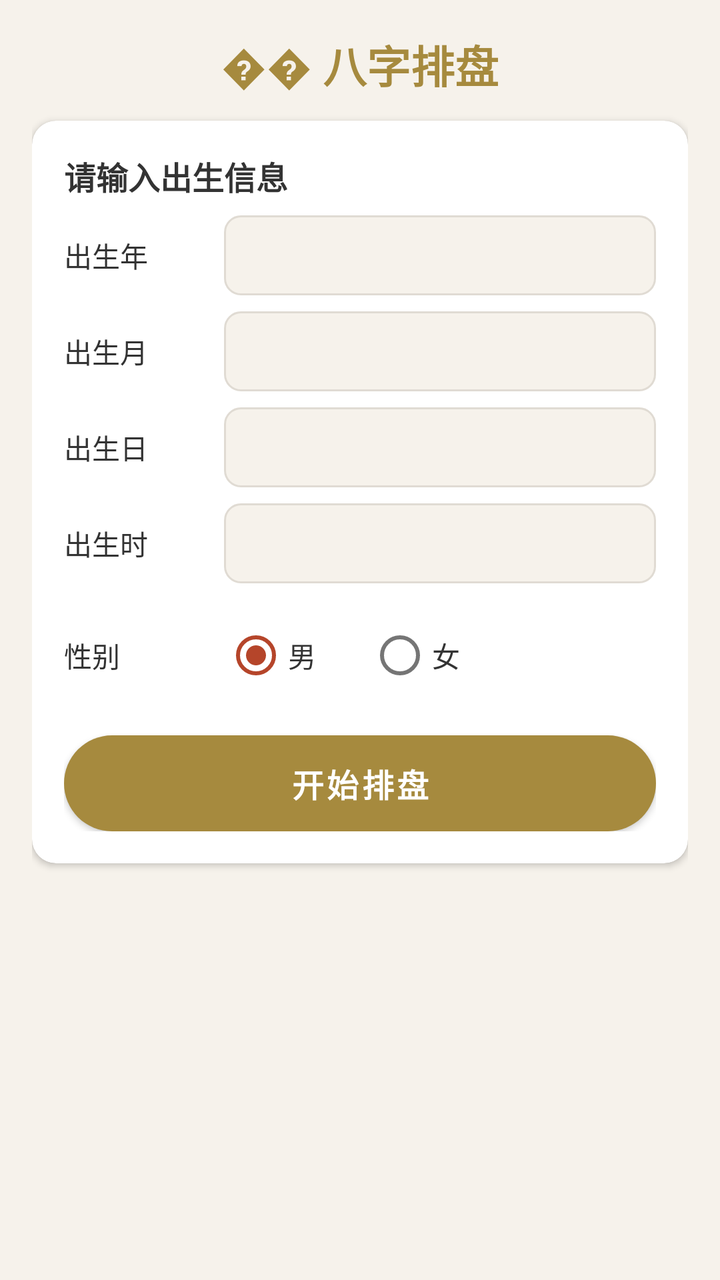
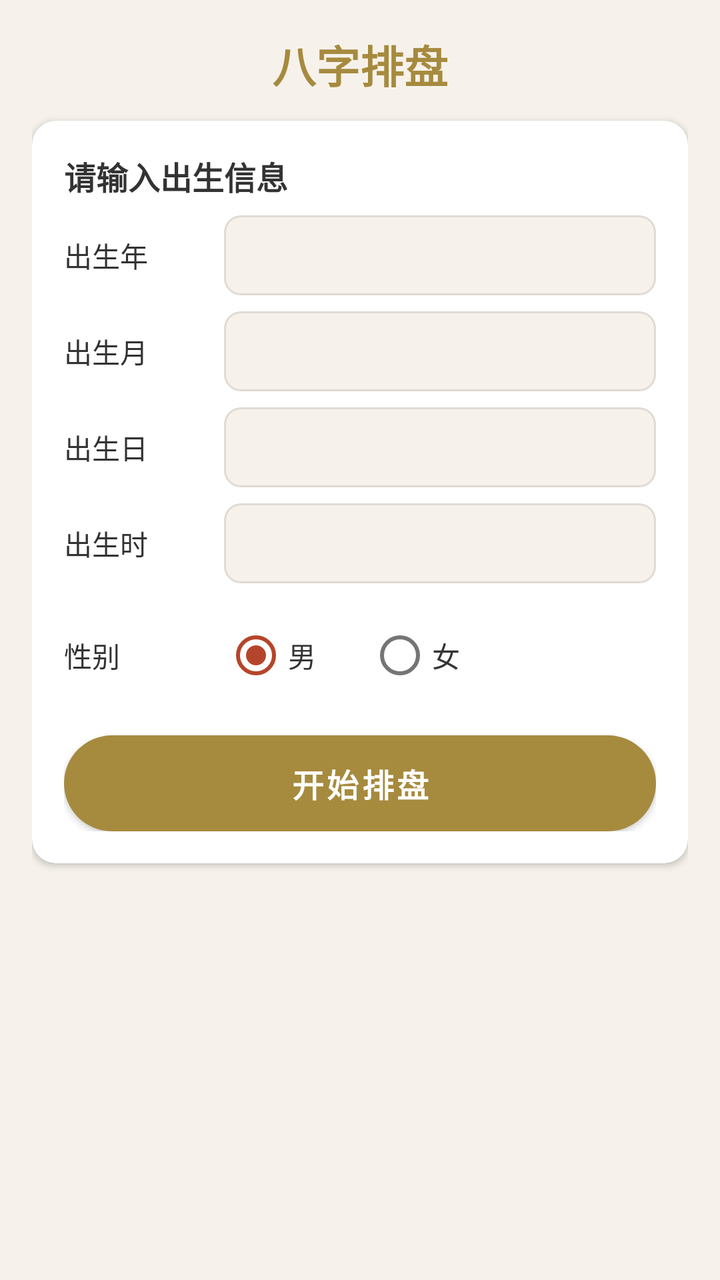

Two renders of the same Android screen: before a commit and after it. Below are the layout's source before the change and the commit's diff.
<!-- AndroidManifest.xml: application theme Theme.YizhaiYiju -->
<!-- res/layout/activity_bazi.xml -->
<?xml version="1.0" encoding="utf-8"?>
<ScrollView xmlns:app="http://schemas.android.com/apk/res-auto" xmlns:android="http://schemas.android.com/apk/res/android"
    android:background="@color/bg_page"
    android:layout_width="match_parent"
    android:layout_height="match_parent">
    <LinearLayout
        android:orientation="vertical"
        android:padding="16dp"
        android:layout_width="match_parent"
        android:layout_height="wrap_content">
        <TextView
            android:textSize="22sp"
            android:textStyle="bold"
            android:textColor="@color/primary"
            android:gravity="center"
            android:paddingBottom="12dp"
            android:layout_width="match_parent"
            android:layout_height="wrap_content"
            android:text="�� 八字排盘"/>
        <androidx.cardview.widget.CardView
            android:layout_width="match_parent"
            android:layout_height="wrap_content"
            android:layout_marginBottom="12dp"
            app:cardBackgroundColor="@color/bg_card"
            app:cardCornerRadius="12dp"
            app:cardElevation="2dp">
            <LinearLayout
                android:orientation="vertical"
                android:padding="16dp"
                android:layout_width="match_parent"
                android:layout_height="wrap_content">
                <TextView
                    android:textSize="16sp"
                    android:textStyle="bold"
                    android:textColor="@color/text_primary"
                    android:paddingBottom="8dp"
                    android:layout_width="wrap_content"
                    android:layout_height="wrap_content"
                    android:text="请输入出生信息"/>
                <LinearLayout
                    android:gravity="center_vertical"
                    android:orientation="horizontal"
                    android:layout_width="match_parent"
                    android:layout_height="wrap_content"
                    android:layout_marginBottom="8dp">
                    <TextView
                        android:textSize="14sp"
                        android:textColor="@color/text_primary"
                        android:layout_width="80dp"
                        android:layout_height="wrap_content"
                        android:text="出生年"/>
                    <Spinner
                        android:id="@+id/sp_year"
                        android:background="@drawable/bg_spinner"
                        android:layout_width="0dp"
                        android:layout_height="40dp"
                        android:layout_weight="1"
                        android:paddingStart="12dp"
                        android:paddingEnd="12dp"/>
                </LinearLayout>
                <LinearLayout
                    android:gravity="center_vertical"
                    android:orientation="horizontal"
                    android:layout_width="match_parent"
                    android:layout_height="wrap_content"
                    android:layout_marginBottom="8dp">
                    <TextView
                        android:textSize="14sp"
                        android:textColor="@color/text_primary"
                        android:layout_width="80dp"
                        android:layout_height="wrap_content"
                        android:text="出生月"/>
                    <Spinner
                        android:id="@+id/sp_month"
                        android:background="@drawable/bg_spinner"
                        android:layout_width="0dp"
                        android:layout_height="40dp"
                        android:layout_weight="1"
                        android:paddingStart="12dp"
                        android:paddingEnd="12dp"/>
                </LinearLayout>
                <LinearLayout
                    android:gravity="center_vertical"
                    android:orientation="horizontal"
                    android:layout_width="match_parent"
                    android:layout_height="wrap_content"
                    android:layout_marginBottom="8dp">
                    <TextView
                        android:textSize="14sp"
                        android:textColor="@color/text_primary"
                        android:layout_width="80dp"
                        android:layout_height="wrap_content"
                        android:text="出生日"/>
                    <Spinner
                        android:id="@+id/sp_day"
                        android:background="@drawable/bg_spinner"
                        android:layout_width="0dp"
                        android:layout_height="40dp"
                        android:layout_weight="1"
                        android:paddingStart="12dp"
                        android:paddingEnd="12dp"/>
                </LinearLayout>
                <LinearLayout
                    android:gravity="center_vertical"
                    android:orientation="horizontal"
                    android:layout_width="match_parent"
                    android:layout_height="wrap_content"
                    android:layout_marginBottom="12dp">
                    <TextView
                        android:textSize="14sp"
                        android:textColor="@color/text_primary"
                        android:layout_width="80dp"
                        android:layout_height="wrap_content"
                        android:text="出生时"/>
                    <Spinner
                        android:id="@+id/sp_hour"
                        android:background="@drawable/bg_spinner"
                        android:layout_width="0dp"
                        android:layout_height="40dp"
                        android:layout_weight="1"
                        android:paddingStart="12dp"
                        android:paddingEnd="12dp"/>
                </LinearLayout>
                <LinearLayout
                    android:gravity="center_vertical"
                    android:orientation="horizontal"
                    android:layout_width="match_parent"
                    android:layout_height="wrap_content"
                    android:layout_marginBottom="16dp">
                    <TextView
                        android:textSize="14sp"
                        android:textColor="@color/text_primary"
                        android:layout_width="80dp"
                        android:layout_height="wrap_content"
                        android:text="性别"/>
                    <RadioGroup
                        android:orientation="horizontal"
                        android:id="@+id/rg_gender"
                        android:layout_width="wrap_content"
                        android:layout_height="wrap_content">
                        <RadioButton
                            android:textColor="@color/text_primary"
                            android:id="@+id/rb_male"
                            android:layout_width="wrap_content"
                            android:layout_height="wrap_content"
                            android:checked="true"
                            android:text="男"/>
                        <RadioButton
                            android:textColor="@color/text_primary"
                            android:id="@+id/rb_female"
                            android:layout_width="wrap_content"
                            android:layout_height="wrap_content"
                            android:text="女"
                            android:layout_marginStart="24dp"/>
                    </RadioGroup>
                </LinearLayout>
                <Button
                    android:textSize="16sp"
                    android:textStyle="bold"
                    android:textColor="#ffffff"
                    android:id="@+id/btn_calc"
                    android:background="@drawable/bg_gold_button"
                    android:layout_width="match_parent"
                    android:layout_height="48dp"
                    android:text="开始排盘"/>
            </LinearLayout>
        </androidx.cardview.widget.CardView>
        <LinearLayout
            android:orientation="vertical"
            android:id="@+id/result_container"
            android:visibility="gone"
            android:layout_width="match_parent"
            android:layout_height="wrap_content">
            <androidx.cardview.widget.CardView
                android:layout_width="match_parent"
                android:layout_height="wrap_content"
                android:layout_marginBottom="12dp"
                app:cardBackgroundColor="@color/bg_card"
                app:cardCornerRadius="12dp"
                app:cardElevation="2dp">
                <LinearLayout
                    android:orientation="vertical"
                    android:padding="16dp"
                    android:layout_width="match_parent"
                    android:layout_height="wrap_content">
                    <TextView
                        android:textSize="16sp"
                        android:textStyle="bold"
                        android:textColor="@color/primary"
                        android:paddingBottom="8dp"
                        android:layout_width="wrap_content"
                        android:layout_height="wrap_content"
                        android:text="�� 四柱八字"/>
                    <LinearLayout
                        android:orientation="horizontal"
                        android:layout_width="match_parent"
                        android:layout_height="wrap_content">
                        <TextView
                            android:textSize="12sp"
                            android:textColor="@color/text_secondary"
                            android:gravity="center"
                            android:layout_width="0dp"
                            android:layout_height="wrap_content"
                            android:text="年柱"
                            android:layout_weight="1"/>
                        <TextView
                            android:textSize="12sp"
                            android:textColor="@color/text_secondary"
                            android:gravity="center"
                            android:layout_width="0dp"
                            android:layout_height="wrap_content"
                            android:text="月柱"
                            android:layout_weight="1"/>
                        <TextView
                            android:textSize="12sp"
                            android:textColor="@color/text_secondary"
                            android:gravity="center"
                            android:layout_width="0dp"
                            android:layout_height="wrap_content"
                            android:text="日柱"
                            android:layout_weight="1"/>
                        <TextView
                            android:textSize="12sp"
                            android:textColor="@color/text_secondary"
                            android:gravity="center"
                            android:layout_width="0dp"
                            android:layout_height="wrap_content"
                            android:text="时柱"
                            android:layout_weight="1"/>
                    </LinearLayout>
                    <LinearLayout
                        android:orientation="horizontal"
                        android:paddingTop="4dp"
                        android:paddingBottom="4dp"
                        android:layout_width="match_parent"
                        android:layout_height="wrap_content">
                        <TextView
                            android:textSize="22sp"
                            android:textStyle="bold"
                            android:textColor="@color/accent"
                            android:gravity="center"
                            android:id="@+id/tv_year_stem"
                            android:layout_width="0dp"
                            android:layout_height="wrap_content"
                            android:layout_weight="1"/>
                        <TextView
                            android:textSize="22sp"
                            android:textStyle="bold"
                            android:textColor="@color/accent"
                            android:gravity="center"
                            android:id="@+id/tv_month_stem"
                            android:layout_width="0dp"
                            android:layout_height="wrap_content"
                            android:layout_weight="1"/>
                        <TextView
                            android:textSize="22sp"
                            android:textStyle="bold"
                            android:textColor="@color/accent"
                            android:gravity="center"
                            android:id="@+id/tv_day_stem"
                            android:layout_width="0dp"
                            android:layout_height="wrap_content"
                            android:layout_weight="1"/>
                        <TextView
                            android:textSize="22sp"
                            android:textStyle="bold"
                            android:textColor="@color/accent"
                            android:gravity="center"
                            android:id="@+id/tv_hour_stem"
                            android:layout_width="0dp"
                            android:layout_height="wrap_content"
                            android:layout_weight="1"/>
                    </LinearLayout>
                    <LinearLayout
                        android:orientation="horizontal"
                        android:paddingBottom="8dp"
                        android:layout_width="match_parent"
                        android:layout_height="wrap_content">
                        <TextView
                            android:textSize="22sp"
                            android:textStyle="bold"
                            android:textColor="@color/primary"
                            android:gravity="center"
                            android:id="@+id/tv_year_branch"
                            android:layout_width="0dp"
                            android:layout_height="wrap_content"
                            android:layout_weight="1"/>
                        <TextView
                            android:textSize="22sp"
                            android:textStyle="bold"
                            android:textColor="@color/primary"
                            android:gravity="center"
                            android:id="@+id/tv_month_branch"
                            android:layout_width="0dp"
                            android:layout_height="wrap_content"
                            android:layout_weight="1"/>
                        <TextView
                            android:textSize="22sp"
                            android:textStyle="bold"
                            android:textColor="@color/primary"
                            android:gravity="center"
                            android:id="@+id/tv_day_branch"
                            android:layout_width="0dp"
                            android:layout_height="wrap_content"
                            android:layout_weight="1"/>
                        <TextView
                            android:textSize="22sp"
                            android:textStyle="bold"
                            android:textColor="@color/primary"
                            android:gravity="center"
                            android:id="@+id/tv_hour_branch"
                            android:layout_width="0dp"
                            android:layout_height="wrap_content"
                            android:layout_weight="1"/>
                    </LinearLayout>
                    <LinearLayout
                        android:orientation="horizontal"
                        android:layout_width="match_parent"
                        android:layout_height="wrap_content">
                        <TextView
                            android:textSize="11sp"
                            android:textColor="@color/text_secondary"
                            android:gravity="center"
                            android:id="@+id/tv_year_tg"
                            android:layout_width="0dp"
                            android:layout_height="wrap_content"
                            android:layout_weight="1"/>
                        <TextView
                            android:textSize="11sp"
                            android:textColor="@color/text_secondary"
                            android:gravity="center"
                            android:id="@+id/tv_month_tg"
                            android:layout_width="0dp"
                            android:layout_height="wrap_content"
                            android:layout_weight="1"/>
                        <TextView
                            android:textSize="11sp"
                            android:textColor="@color/text_secondary"
                            android:gravity="center"
                            android:id="@+id/tv_day_tg"
                            android:layout_width="0dp"
                            android:layout_height="wrap_content"
                            android:layout_weight="1"/>
                        <TextView
                            android:textSize="11sp"
                            android:textColor="@color/text_secondary"
                            android:gravity="center"
                            android:id="@+id/tv_hour_tg"
                            android:layout_width="0dp"
                            android:layout_height="wrap_content"
                            android:layout_weight="1"/>
                    </LinearLayout>
                    <TextView
                        android:textSize="13sp"
                        android:textColor="@color/text_primary"
                        android:gravity="center"
                        android:id="@+id/tv_day_master"
                        android:paddingTop="8dp"
                        android:layout_width="match_parent"
                        android:layout_height="wrap_content"/>
                </LinearLayout>
            </androidx.cardview.widget.CardView>
            <androidx.cardview.widget.CardView
                android:layout_width="match_parent"
                android:layout_height="wrap_content"
                android:layout_marginBottom="12dp"
                app:cardBackgroundColor="@color/bg_card"
                app:cardCornerRadius="12dp"
                app:cardElevation="2dp">
                <LinearLayout
                    android:orientation="vertical"
                    android:padding="16dp"
                    android:layout_width="match_parent"
                    android:layout_height="wrap_content">
                    <TextView
                        android:textSize="16sp"
                        android:textStyle="bold"
                        android:textColor="@color/primary"
                        android:paddingBottom="8dp"
                        android:layout_width="wrap_content"
                        android:layout_height="wrap_content"
                        android:text="⚖️ 五行分析"/>
                    <TextView
                        android:textSize="14sp"
                        android:textColor="@color/text_primary"
                        android:id="@+id/tv_elements"
                        android:layout_width="match_parent"
                        android:layout_height="wrap_content"
                        android:lineSpacingExtra="4dp"/>
                    <TextView
                        android:textSize="13sp"
                        android:textColor="@color/text_secondary"
                        android:id="@+id/tv_element_advice"
                        android:paddingTop="8dp"
                        android:layout_width="match_parent"
                        android:layout_height="wrap_content"
                        android:lineSpacingExtra="2dp"/>
                </LinearLayout>
            </androidx.cardview.widget.CardView>
            <androidx.cardview.widget.CardView
                android:layout_width="match_parent"
                android:layout_height="wrap_content"
                android:layout_marginBottom="12dp"
                app:cardBackgroundColor="@color/bg_card"
                app:cardCornerRadius="12dp"
                app:cardElevation="2dp">
                <LinearLayout
                    android:orientation="vertical"
                    android:padding="16dp"
                    android:layout_width="match_parent"
                    android:layout_height="wrap_content">
                    <TextView
                        android:textSize="16sp"
                        android:textStyle="bold"
                        android:textColor="@color/primary"
                        android:paddingBottom="8dp"
                        android:layout_width="wrap_content"
                        android:layout_height="wrap_content"
                        android:text="�� 大运走势"/>
                    <TextView
                        android:textSize="14sp"
                        android:textColor="@color/text_primary"
                        android:id="@+id/tv_dayun"
                        android:layout_width="match_parent"
                        android:layout_height="wrap_content"
                        android:lineSpacingExtra="4dp"/>
                </LinearLayout>
            </androidx.cardview.widget.CardView>
            <Button
                android:textSize="14sp"
                android:textColor="@color/primary"
                android:id="@+id/btn_share"
                android:background="@drawable/bg_outline_button"
                android:layout_width="match_parent"
                android:layout_height="48dp"
                android:layout_marginTop="4dp"
                android:layout_marginBottom="24dp"
                android:text="�� 分享排盘结果"/>
        </LinearLayout>
    </LinearLayout>
</ScrollView>
<!-- resources referenced by this layout -->
<resources>
  <color name="accent">#b5452a</color>
  <color name="bg_card">#ffffff</color>
  <color name="bg_page">#f6f2eb</color>
  <color name="primary">#a68a3e</color>
  <color name="text_primary">#333333</color>
  <color name="text_secondary">#666666</color>
  <!-- drawable bg_gold_button (drawable) -->
  <?xml version="1.0" encoding="utf-8"?>
  <shape xmlns:android="http://schemas.android.com/apk/res/android">
      <gradient
          android:startColor="#a68a3e"
          android:endColor="#8a7232"
          android:angle="135"/>
      <corners android:radius="24dp"/>
  </shape>
  <!-- drawable bg_outline_button (drawable) -->
  <?xml version="1.0" encoding="utf-8"?>
  <shape xmlns:android="http://schemas.android.com/apk/res/android">
      <solid android:color="@android:color/transparent"/>
      <corners android:radius="24dp"/>
      <stroke
          android:width="2dp"
          android:color="@color/primary"/>
  </shape>
  <!-- drawable bg_spinner (drawable) -->
  <?xml version="1.0" encoding="utf-8"?>
  <shape xmlns:android="http://schemas.android.com/apk/res/android" android:shape="rectangle">
      <solid android:color="@color/bg_page"/>
      <corners android:radius="8dp"/>
      <stroke
          android:width="1dp"
          android:color="@color/border"/>
  </shape>
  <style name="Theme.YizhaiYiju" parent="Theme.MaterialComponents.Light.NoActionBar">
          <item name="colorPrimary">@color/primary</item>
          <item name="colorPrimaryDark">@color/primary</item>
          <item name="colorAccent">@color/accent</item>
          <item name="android:windowBackground">@color/bg_page</item>
          <item name="android:statusBarColor">@color/bg_page</item>
      </style>
  <color name="border">#e0dbd3</color>
</resources>

<!-- the commit's change to res/layout/activity_bazi.xml (unified diff, before → after) -->
@@ -16,7 +16,7 @@
             android:paddingBottom="12dp"
             android:layout_width="match_parent"
             android:layout_height="wrap_content"
-            android:text="�� 八字排盘"/>
+            android:text="八字排盘"/>
         <androidx.cardview.widget.CardView
             android:layout_width="match_parent"
             android:layout_height="wrap_content"
@@ -190,7 +190,7 @@
                         android:paddingBottom="8dp"
                         android:layout_width="wrap_content"
                         android:layout_height="wrap_content"
-                        android:text="�� 四柱八字"/>
+                        android:text="四柱八字"/>
                     <LinearLayout
                         android:orientation="horizontal"
                         android:layout_width="match_parent"
@@ -379,7 +379,7 @@
                         android:paddingBottom="8dp"
                         android:layout_width="wrap_content"
                         android:layout_height="wrap_content"
-                        android:text="⚖️ 五行分析"/>
+                        android:text="五行分析"/>
                     <TextView
                         android:textSize="14sp"
                         android:textColor="@color/text_primary"
@@ -416,7 +416,7 @@
                         android:paddingBottom="8dp"
                         android:layout_width="wrap_content"
                         android:layout_height="wrap_content"
-                        android:text="�� 大运走势"/>
+                        android:text="大运走势"/>
                     <TextView
                         android:textSize="14sp"
                         android:textColor="@color/text_primary"
@@ -435,7 +435,7 @@
                 android:layout_height="48dp"
                 android:layout_marginTop="4dp"
                 android:layout_marginBottom="24dp"
-                android:text="�� 分享排盘结果"/>
+                android:text="分享排盘结果"/>
         </LinearLayout>
     </LinearLayout>
 </ScrollView>
